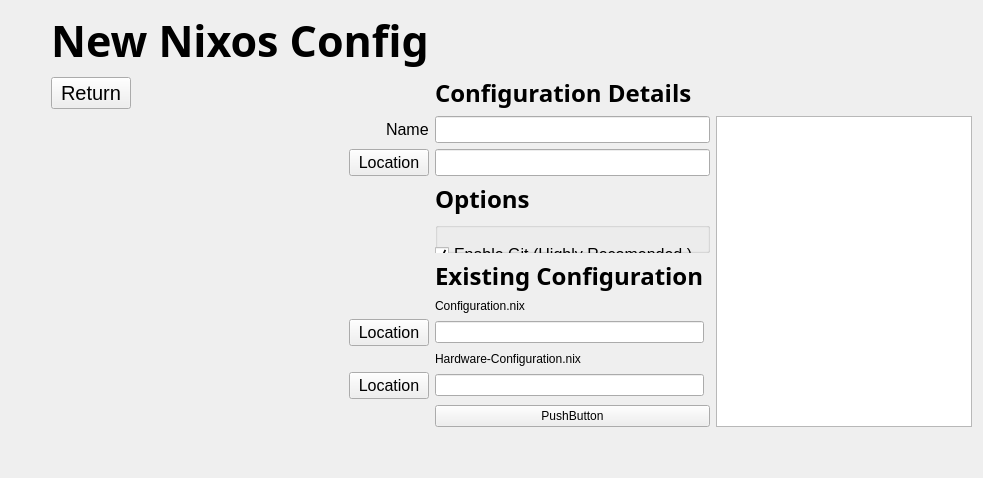
Old version of the form src/pages/Main_Window-New_Nixos_Config.ui in the repository The-GNix-Project/GNix.
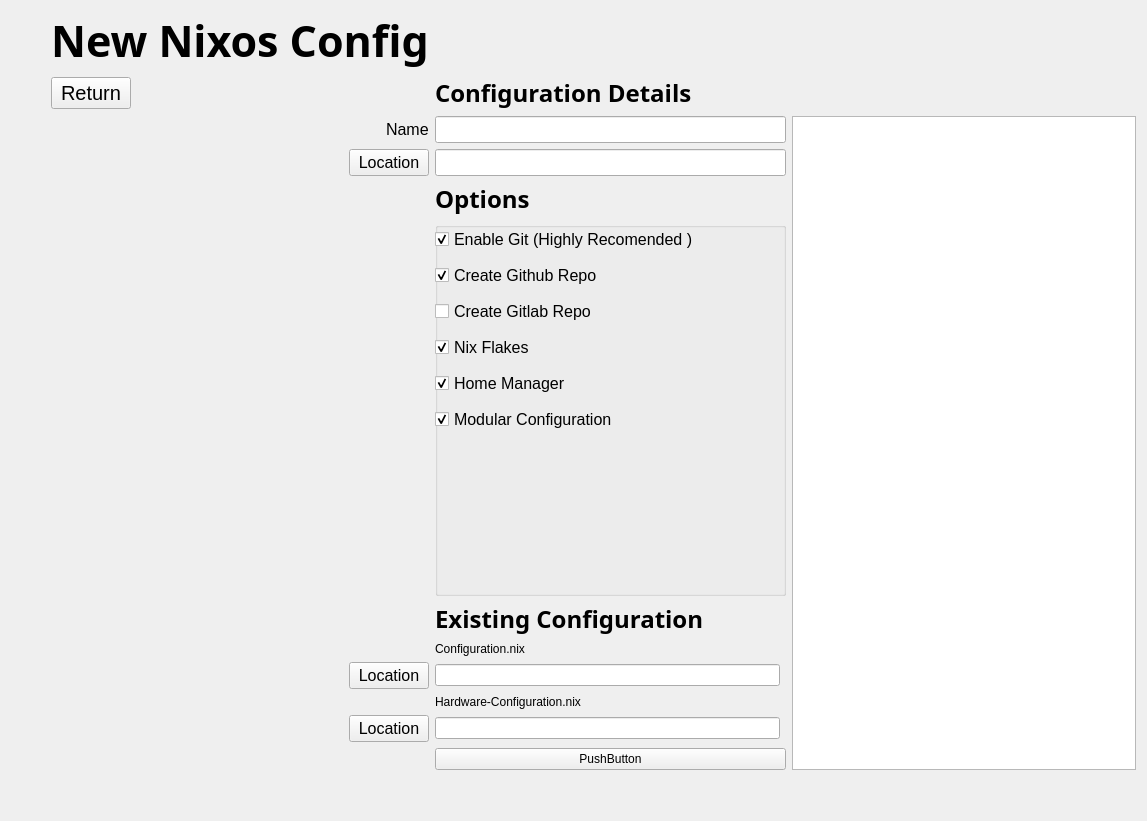
New version of the form. Icons and pictures are not drawn.

Commit message: Added GUI for github/lab

```diff
--- a/src/pages/Main_Window-New_Nixos_Config.ui
+++ b/src/pages/Main_Window-New_Nixos_Config.ui
@@ -1,6 +1,14 @@
 <?xml version="1.0" encoding="UTF-8"?>
 <ui version="4.0">
   <widget class="QWidget" name="centralwidget">
+  <property name="geometry">
+   <rect>
+    <x>0</x>
+    <y>0</y>
+    <width>1147</width>
+    <height>821</height>
+   </rect>
+  </property>
    <property name="sizePolicy">
     <sizepolicy hsizetype="Expanding" vsizetype="Expanding">
      <horstretch>1</horstretch>
@@ -57,7 +65,34 @@
          </widget>
         </item>
         <item>
-         <widget class="QCheckBox" name="checkBox_2">
+        <widget class="QCheckBox" name="enableGithub">
+         <property name="font">
+          <font>
+           <pointsize>12</pointsize>
+          </font>
+         </property>
+         <property name="text">
+          <string>Create Github Repo</string>
+         </property>
+         <property name="checked">
+          <bool>true</bool>
+         </property>
+        </widget>
+       </item>
+       <item>
+        <widget class="QCheckBox" name="enableGitlab">
+         <property name="font">
+          <font>
+           <pointsize>12</pointsize>
+          </font>
+         </property>
+         <property name="text">
+          <string>Create Gitlab Repo</string>
+         </property>
+        </widget>
+       </item>
+       <item>
+        <widget class="QCheckBox" name="enableFlakes">
           <property name="font">
            <font>
             <pointsize>12</pointsize>
```
Left out of the diff: 29 changed lines with no effect on the pictures. Lines whose indentation alone changed are shown as unchanged. The commit also changes 2 other files.
